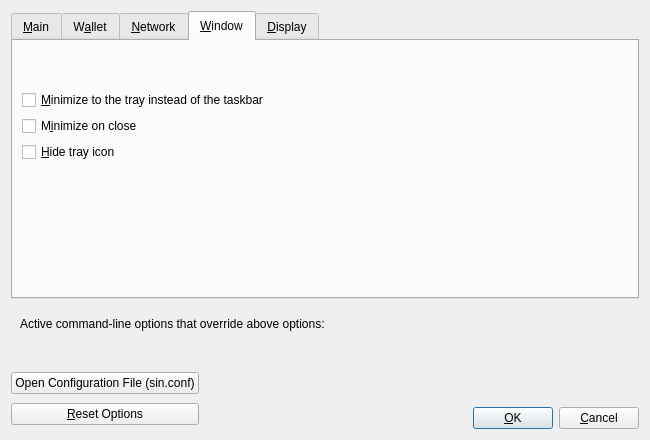
First picture: the form in src/qt/forms/optionsdialog.ui, repository hardwarewise/SIN-core, before the edit.
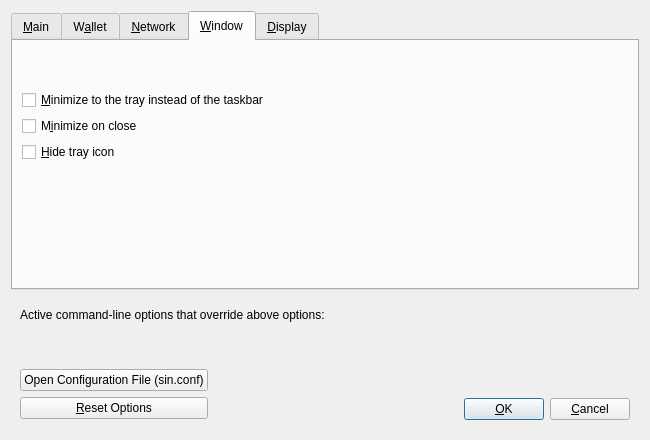
Second picture: the form after the edit. The open tabs and pages were chosen to show the change. Custom widgets are drawn as their Qt base class.

```diff
--- a/src/qt/forms/optionsdialog.ui
+++ b/src/qt/forms/optionsdialog.ui
@@ -922,6 +922,7 @@
     </widget>
    </item>
    <item>
+    <widget class="QWidget" name="buttonsContainerWhite" native="true">
     <layout class="QHBoxLayout" name="horizontalLayout_Buttons">
      <item>
       <layout class="QVBoxLayout" name="verticalLayout_Buttons">
@@ -1049,6 +1050,7 @@
       </layout>
      </item>
     </layout>
+    </widget>
    </item>
   </layout>
  </widget>
```
Left out of the diff: 2 changed lines with no effect on the pictures. Lines whose indentation alone changed are shown as unchanged.
